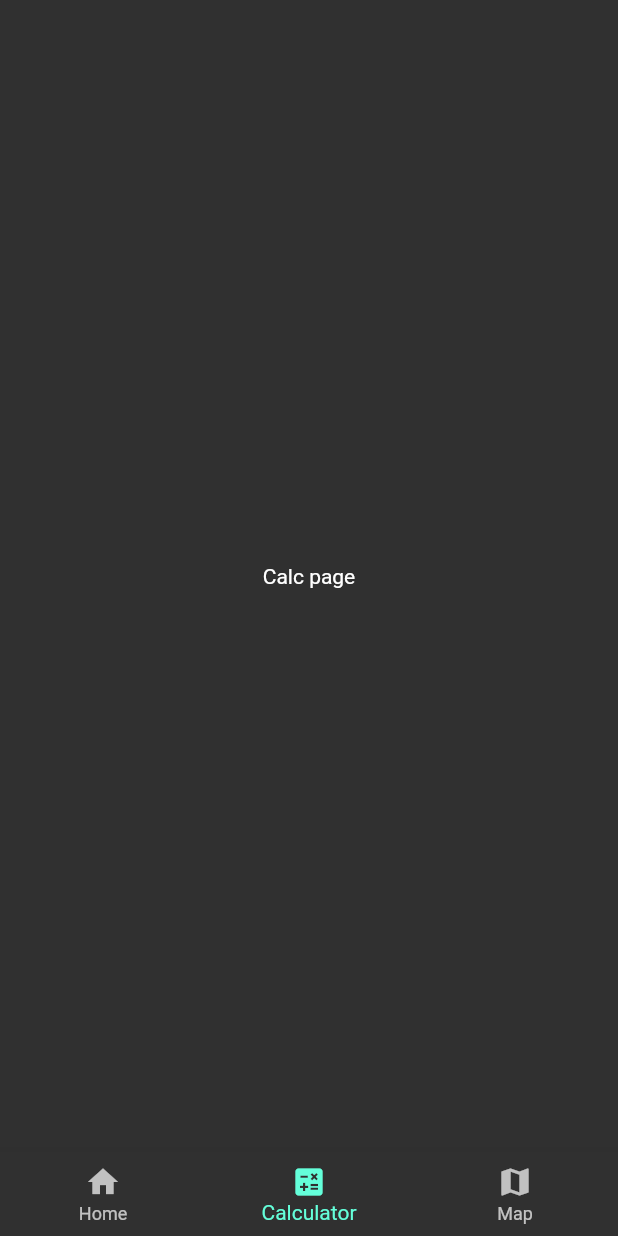
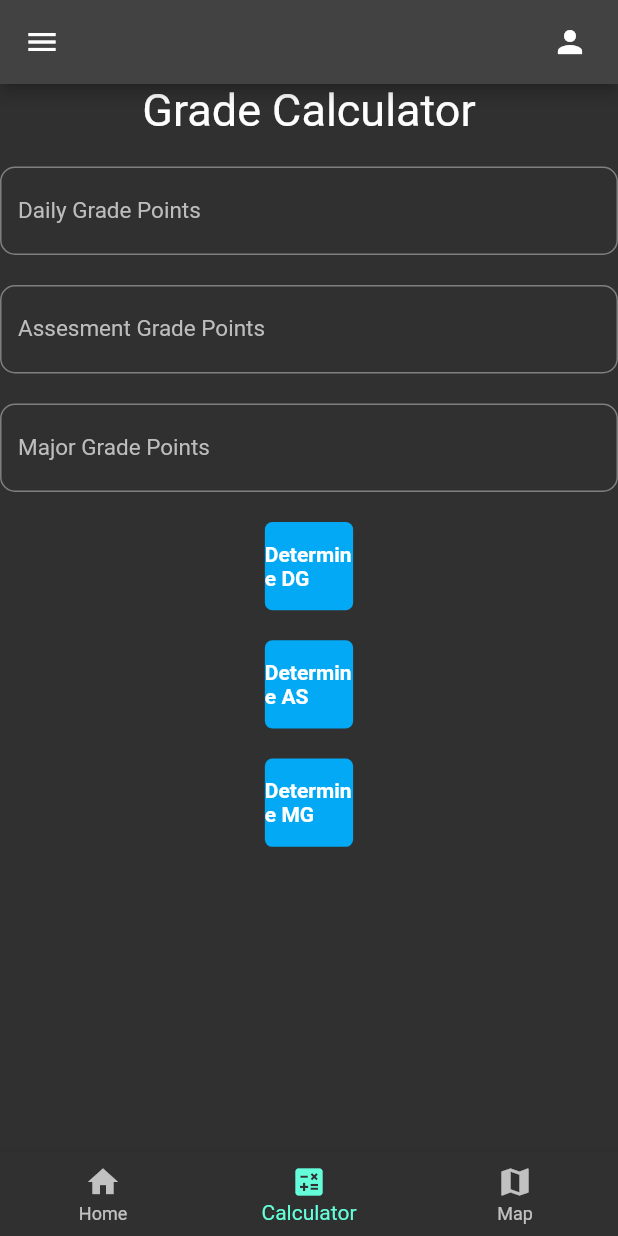
Before and after one commit to laRayna/academic-app, a Flutter app: the screen it shows after launch, item 2 of the bottom bar chosen, on a phone screen of 412 x 824 dp. Run offline on Flutter 3.47's test engine with Material 2 defaults, Android fonts, the phone set to English and light mode, and no system bars.

Commit message:
calc format
Format of the calculator page - just the beginning part

```diff
--- a/lib/pages/calc_page.dart
+++ b/lib/pages/calc_page.dart
@@ -1,12 +1,114 @@
 // import 'dart:html';
 
 import 'package:flutter/material.dart';
+import 'package:flutter/services.dart';
 
 class CalcPage extends StatelessWidget {
   @override
   Widget build(BuildContext context) {
-    return Center(
-      child: Text('Calc page'),
-    );
+    var size = MediaQuery.of(context).size;
+
+    return Scaffold(
+        appBar: AppBar(
+            // backgroundColor: Colors.amber,
+            leading: Icon(Icons.menu),
+            actions: [
+              Padding(
+                padding: const EdgeInsets.only(right: 20.0),
+                child: Icon(Icons.person),
+              )
+            ]),
+        body: SafeArea(
+            child: Container(
+                child: Column(
+          children: [
+            Text("Grade Calculator",
+                style: TextStyle(fontSize: 30, color: Colors.white)),
+            SizedBox(
+              height: 20,
+            ),
+            TextField(
+              keyboardType: TextInputType.numberWithOptions(decimal: true),
+              decoration: InputDecoration(
+                  labelText: "Daily Grade Points",
+                  labelStyle:
+                      TextStyle(fontSize: 15, color: Colors.grey.shade400),
+                  border: OutlineInputBorder(
+                      borderRadius: BorderRadius.circular(10))),
+            ),
+            SizedBox(
+              height: 20,
+            ),
+            TextField(
+              keyboardType: TextInputType.numberWithOptions(decimal: true),
+              decoration: InputDecoration(
+                  labelText: "Assesment Grade Points",
+                  labelStyle:
+                      TextStyle(fontSize: 15, color: Colors.grey.shade400),
+                  border: OutlineInputBorder(
+                      borderRadius: BorderRadius.circular(10))),
+            ),
+            SizedBox(
+              height: 20,
+            ),
+            TextField(
+              keyboardType: TextInputType.numberWithOptions(decimal: true),
+              decoration: InputDecoration(
+                  labelText: "Major Grade Points",
+                  labelStyle:
+                      TextStyle(fontSize: 15, color: Colors.grey.shade400),
+                  border: OutlineInputBorder(
+                      borderRadius: BorderRadius.circular(10))),
+            ),
+            SizedBox(
+              height: 20,
+            ),
+            Container(
+              alignment: Alignment.center,
+              height: size.height / 14,
+              width: size.width / 7,
+              decoration: BoxDecoration(
+                  color: Colors.lightBlue,
+                  borderRadius: BorderRadius.circular(5)),
+              child: Text(
+                "Determine DG",
+                style:
+                    TextStyle(color: Colors.white, fontWeight: FontWeight.bold),
+              ),
+            ),
+            SizedBox(
+              height: 20,
+            ),
+            Container(
+              alignment: Alignment.center,
+              height: size.height / 14,
+              width: size.width / 7,
+              decoration: BoxDecoration(
+                  color: Colors.lightBlue,
+                  borderRadius: BorderRadius.circular(5)),
+              child: Text(
+                "Determine AS",
+                style:
+                    TextStyle(color: Colors.white, fontWeight: FontWeight.bold),
+              ),
+            ),
+            SizedBox(
+              height: 20,
+            ),
+            Container(
+              alignment: Alignment.center,
+              height: size.height / 14,
+              width: size.width / 7,
+              decoration: BoxDecoration(
+                  color: Colors.lightBlue,
+                  borderRadius: BorderRadius.circular(5)),
+              child: Text(
+                "Determine MG",
+                style:
+                    TextStyle(color: Colors.white, fontWeight: FontWeight.bold),
+              ),
+            ),
+          ],
+        ))));
   }
 }
```
